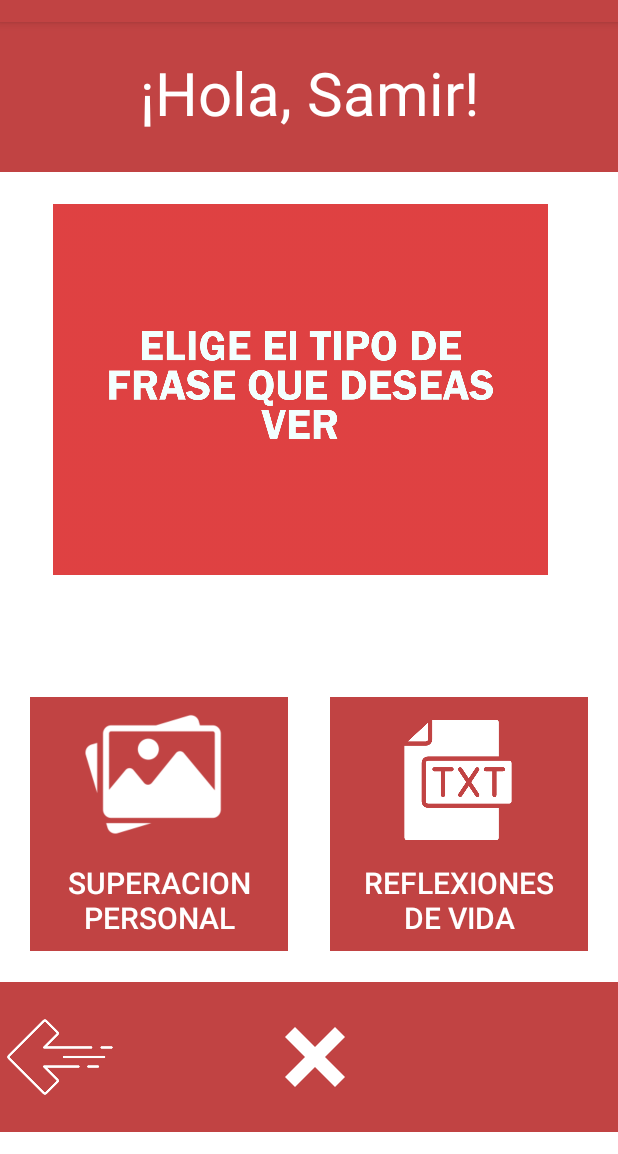
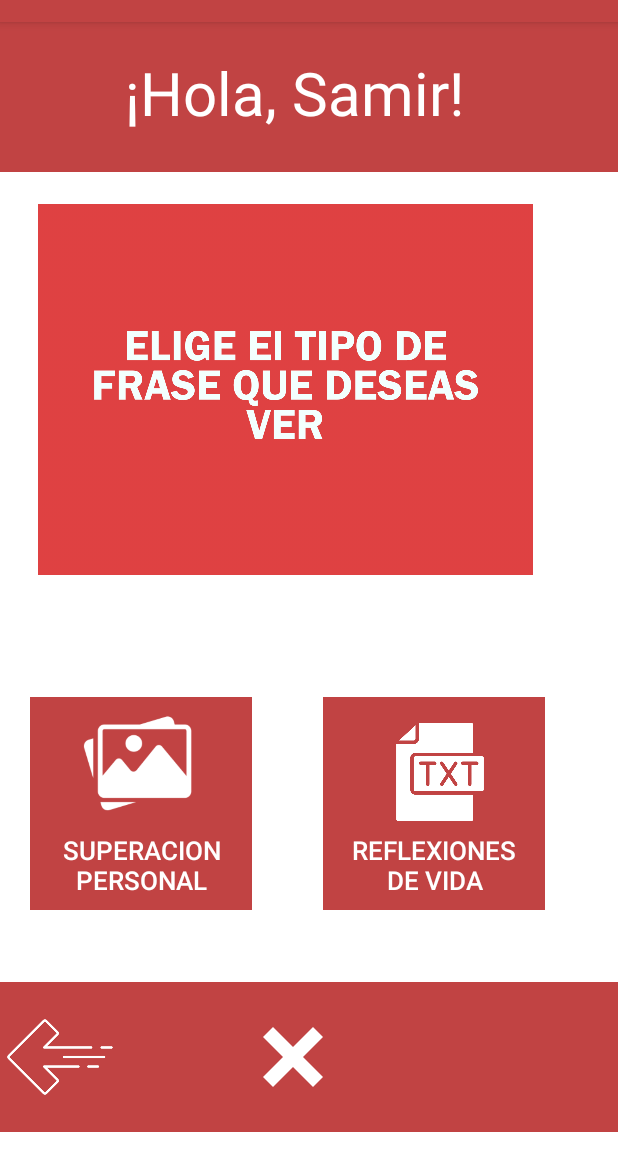
Before and after one commit to samilr/ImageGeneratorAndroid, an Android app: the screen it shows after launch (Images), on a phone screen of 412 x 824 dp, the part 62-1216 px from its top. Run offline under Robolectric (Android 15) with nearby library versions, the light colour scheme and no system bars; 2 statements that could not run were skipped.

Commit message:
-Samsung Galaxy S21+ Adaptation

```diff
--- a/app/src/main/java/com/example/tareaintent/Images.java
+++ b/app/src/main/java/com/example/tareaintent/Images.java
@@ -48,7 +48,7 @@ public class Images extends AppCompatActivity {
                                     "Ellos se rien de mi por ser diferente, yo me rio de todos por ser iguales.",
                                     "Los hombres mas arrogantes son los que generalmente estan equivocados, otorgan toda la pasion a sus puntos de vista sin una apropiada reflexion.",
                                     "Es su naturaleza, no su posicion, lo que hace al hombre bueno.",
-                                    "Nuestro peor problema de comunicacion es que no escuchamos paar entender, si no que escuchamos para contestar.",
+                                    "Nuestro peor problema de comunicacion es que no escuchamos parr entender, si no que escuchamos para contestar.",
                                     "Si caminas solo iras mas rapido, si caminas acompañado llegaras mas lejos.",
                                     "Caerse mil veces y levantarse de nuevo, en eso consiste la vida."};
 
--- a/app/src/main/res/layout/activity_images.xml
+++ b/app/src/main/res/layout/activity_images.xml
@@ -7,8 +7,8 @@
 
     <FrameLayout
         android:id="@+id/flSuperacion"
-        android:layout_width="172dp"
-        android:layout_height="169dp"
+        android:layout_width="148dp"
+        android:layout_height="142dp"
         android:layout_marginTop="450dp"
         android:background="@color/red"
         android:layout_marginLeft="20dp"
@@ -16,48 +16,47 @@
 
         <TextView
             android:layout_width="match_parent"
-            android:layout_marginTop="110dp"
             android:layout_height="50dp"
+            android:layout_marginTop="90dp"
             android:fontFamily="sans-serif-medium"
             android:text="SUPERACION PERSONAL"
             android:textAlignment="center"
             android:textColor="@color/white"
-            android:textSize="20dp">
+            android:textSize="17dp">
         </TextView>
 
         <ImageView
             android:id="@+id/imageView3"
-            android:layout_width="100dp"
-            android:layout_height="100dp"
+            android:layout_width="79dp"
+            android:layout_height="86dp"
             android:layout_marginLeft="32dp"
             app:srcCompat="@drawable/gallery" />
     </FrameLayout>
 
     <FrameLayout
         android:id="@+id/flPhrases"
-        android:layout_width="172dp"
-        android:layout_height="169dp"
+        android:layout_width="148dp"
+        android:layout_height="142dp"
+        android:layout_marginLeft="215dp"
         android:layout_marginTop="450dp"
         android:background="@color/red"
-        android:layout_marginLeft="220dp"
         android:onClick="ShowLifeReflection">
 
         <TextView
             android:layout_width="match_parent"
-            android:layout_marginTop="110dp"
             android:layout_height="50dp"
+            android:layout_marginTop="90dp"
             android:fontFamily="sans-serif-medium"
             android:text="REFLEXIONES
              DE VIDA"
             android:textAlignment="center"
             android:textColor="@color/white"
-            android:textSize="20dp">
-        </TextView>
+            android:textSize="17dp"></TextView>
 
         <ImageView
             android:id="@+id/imageView4"
-            android:layout_width="80dp"
-            android:layout_height="80dp"
+            android:layout_width="65dp"
+            android:layout_height="69dp"
             android:layout_marginLeft="45dp"
             android:layout_marginTop="15dp"
             app:srcCompat="@drawable/text" />
@@ -69,14 +68,15 @@
         android:layout_width="match_parent"
         android:layout_height="100dp"
         android:background="@color/red">
+
         <TextView
             android:id="@+id/tvName"
-        android:layout_width="match_parent"
+            android:layout_width="392dp"
             android:layout_height="wrap_content"
             android:layout_marginTop="20dp"
             android:text="¡Hola, Samir!"
+            android:textAlignment="center"
             android:textColor="@color/white"
-        android:textAlignment="center"
             android:textSize="40dp" />
 
     </FrameLayout>
@@ -87,7 +87,7 @@
         android:layout_width="330dp"
         android:layout_height="250dp"
         android:layout_marginTop="120dp"
-        android:layout_marginLeft="35dp"
+        android:layout_marginLeft="25dp"
         tools:srcCompat="@tools:sample/avatars" />
 
     <FrameLayout
@@ -108,7 +108,7 @@
             android:id="@+id/imgExitApp"
             android:layout_width="80dp"
             android:layout_height="40dp"
-            android:layout_marginLeft="170dp"
+            android:layout_marginLeft="155dp"
             android:layout_marginTop="30dp"
             android:layout_weight="1"
             android:onClick="ExitAppFromUserImg"
@@ -127,9 +127,9 @@
 
     <TextView
         android:id="@+id/tvFrases"
-        android:layout_width="330dp"
+        android:layout_width="331dp"
         android:layout_height="250dp"
-        android:layout_marginLeft="35dp"
+        android:layout_marginLeft="20dp"
         android:layout_marginTop="120dp"
         android:fontFamily="sans-serif-medium"
         android:text="TextView"
--- a/app/src/main/res/layout/activity_main.xml
+++ b/app/src/main/res/layout/activity_main.xml
@@ -34,7 +34,7 @@
         <TextView
             android:layout_width="match_parent"
             android:layout_height="wrap_content"
-            android:layout_marginTop="20dp"
+            android:layout_margin="20dp"
             android:text="Creamos esta aplicacion para que puedas encontrar frases de superacion personal o reflefexiones de vida. \n\n Obtendras una frase o reflexion basada en tu genero. \n\n ¡Esperamos que sea de gran ayuda!"
             android:textAlignment="center"
             android:textColor="@color/white"
@@ -56,7 +56,7 @@
             android:id="@+id/imgContinue"
             android:layout_width="80dp"
             android:layout_height="wrap_content"
-            android:layout_marginLeft="330dp"
+            android:layout_marginLeft="305dp"
             android:layout_weight="1"
             android:onClick="goToActivityUserInfo"
             app:srcCompat="@drawable/right" />
```
Also changed, not shown: app/src/main/res/layout/activity_user_info.xml (+13 -12 lines). Lines whose indentation alone changed are shown as unchanged.
